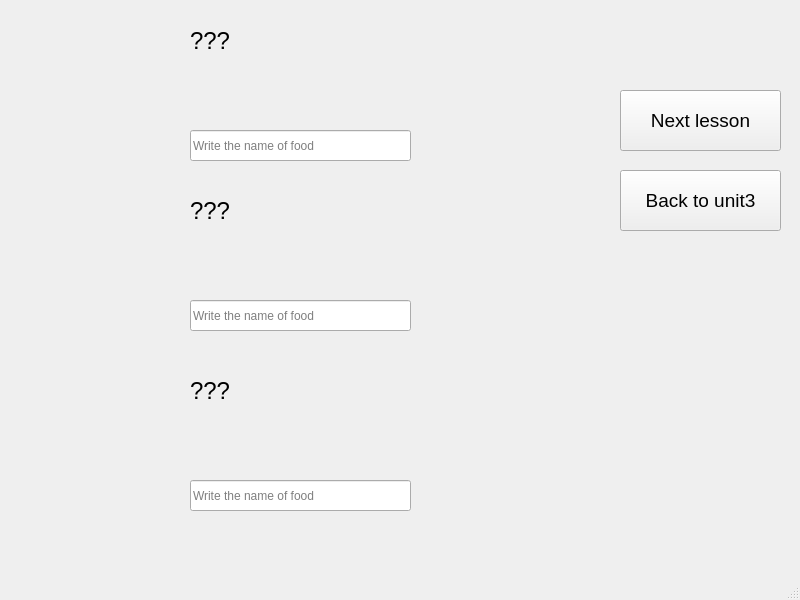
First picture: the form in SPCK/Gui/food4.ui, repository trongphuc1/TL-C4K-PTI01-, before the edit.
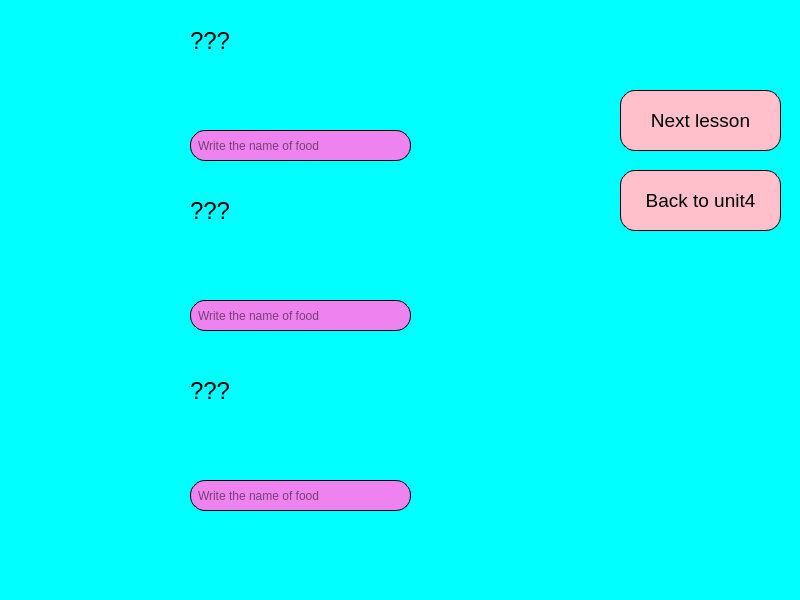
Second picture: the form after the edit. Icons and pictures are not drawn.

What changed in the file:
```diff
--- a/SPCK/Gui/food4.ui
+++ b/SPCK/Gui/food4.ui
@@ -13,6 +13,10 @@
   <property name="windowTitle">
    <string>MainWindow</string>
   </property>
+  <property name="styleSheet">
+   <string notr="true">
+    background-color:rgb(0, 255, 255);</string>
+  </property>
   <widget class="QWidget" name="centralwidget">
    <widget class="QLineEdit" name="lineEdit">
     <property name="geometry">
@@ -23,6 +27,12 @@
       <height>31</height>
      </rect>
     </property>
+    <property name="styleSheet">
+     <string notr="true">    border-radius: 15px;
+    border: 1px solid black;
+    padding: 5px;
+    background-color:violet;</string>
+    </property>
     <property name="placeholderText">
      <string>Write the name of food</string>
     </property>
@@ -73,6 +83,12 @@
       <height>31</height>
      </rect>
     </property>
+    <property name="styleSheet">
+     <string notr="true">    border-radius: 15px;
+    border: 1px solid black;
+    padding: 5px;
+    background-color:violet;</string>
+    </property>
     <property name="placeholderText">
      <string>Write the name of food</string>
     </property>
@@ -105,6 +121,12 @@
       <height>31</height>
      </rect>
     </property>
+    <property name="styleSheet">
+     <string notr="true">    border-radius: 15px;
+    border: 1px solid black;
+    padding: 5px;
+    background-color:violet;</string>
+    </property>
     <property name="placeholderText">
      <string>Write the name of food</string>
     </property>
@@ -178,8 +200,14 @@
       <pointsize>14</pointsize>
      </font>
     </property>
+    <property name="styleSheet">
+     <string notr="true">    border-radius: 15px;
+    border: 1px solid black;
+    padding: 5px;
+    background-color:pink;</string>
+    </property>
     <property name="text">
-     <string>Back to unit3</string>
+     <string>Back to unit4</string>
     </property>
    </widget>
    <widget class="QPushButton" name="pushButton_7">
@@ -196,6 +224,12 @@
       <pointsize>14</pointsize>
      </font>
     </property>
+    <property name="styleSheet">
+     <string notr="true">    border-radius: 15px;
+    border: 1px solid black;
+    padding: 5px;
+    background-color:pink;</string>
+    </property>
     <property name="text">
      <string>Next lesson</string>
     </property>
```
Left out of the diff: 4 changed lines with no effect on the pictures.
